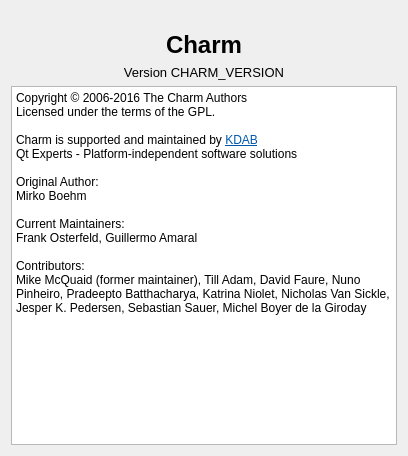
This is Charm/Widgets/CharmAboutDialog.ui in KDAB/Charm as Qt 5 draws it before an edit. The edited form follows.
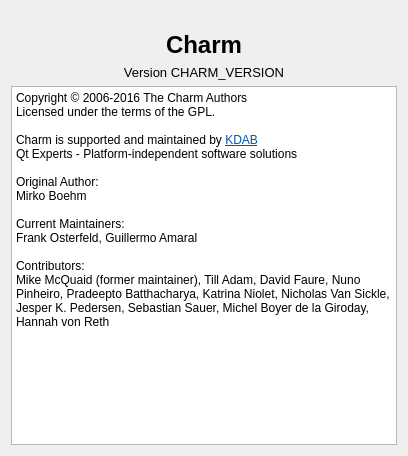
This is the edited form. Icons and pictures are not drawn.

Commit message: Add Hannah to the about dialog

The edit to the form file:
```diff
--- a/Charm/Widgets/CharmAboutDialog.ui
+++ b/Charm/Widgets/CharmAboutDialog.ui
@@ -91,7 +91,7 @@
 &lt;p style=&quot; margin-top:0px; margin-bottom:0px; margin-left:0px; margin-right:0px; -qt-block-indent:0; text-indent:0px;&quot;&gt;&lt;span style=&quot; font-family:'Lucida Grande'; font-size:9pt;&quot;&gt;Frank Osterfeld, Guillermo Amaral&lt;/span&gt;&lt;/p&gt;
 &lt;p style=&quot;-qt-paragraph-type:empty; margin-top:0px; margin-bottom:0px; margin-left:0px; margin-right:0px; -qt-block-indent:0; text-indent:0px; font-family:'Lucida Grande'; font-size:9pt;&quot;&gt;&lt;br /&gt;&lt;/p&gt;
 &lt;p style=&quot; margin-top:0px; margin-bottom:0px; margin-left:0px; margin-right:0px; -qt-block-indent:0; text-indent:0px;&quot;&gt;&lt;span style=&quot; font-family:'Lucida Grande'; font-size:9pt;&quot;&gt;Contributors:&lt;/span&gt;&lt;/p&gt;
-&lt;p style=&quot; margin-top:0px; margin-bottom:0px; margin-left:0px; margin-right:0px; -qt-block-indent:0; text-indent:0px;&quot;&gt;&lt;span style=&quot; font-family:'Lucida Grande'; font-size:9pt;&quot;&gt;Mike McQuaid (former maintainer), Till Adam, David Faure, Nuno Pinheiro, Pradeepto Batthacharya, Katrina Niolet, Nicholas Van Sickle, Jesper K. Pedersen, Sebastian Sauer, Michel Boyer de la Giroday&lt;/span&gt;&lt;/p&gt;&lt;/body&gt;&lt;/html&gt;</string>
+&lt;p style=&quot; margin-top:0px; margin-bottom:0px; margin-left:0px; margin-right:0px; -qt-block-indent:0; text-indent:0px;&quot;&gt;&lt;span style=&quot; font-family:'Lucida Grande'; font-size:9pt;&quot;&gt;Mike McQuaid (former maintainer), Till Adam, David Faure, Nuno Pinheiro, Pradeepto Batthacharya, Katrina Niolet, Nicholas Van Sickle, Jesper K. Pedersen, Sebastian Sauer, Michel Boyer de la Giroday, Hannah von Reth&lt;/span&gt;&lt;/p&gt;&lt;/body&gt;&lt;/html&gt;</string>
      </property>
      <property name="textInteractionFlags">
       <set>Qt::LinksAccessibleByKeyboard|Qt::LinksAccessibleByMouse|Qt::TextBrowserInteraction|Qt::TextSelectableByKeyboard|Qt::TextSelectableByMouse</set>
```
